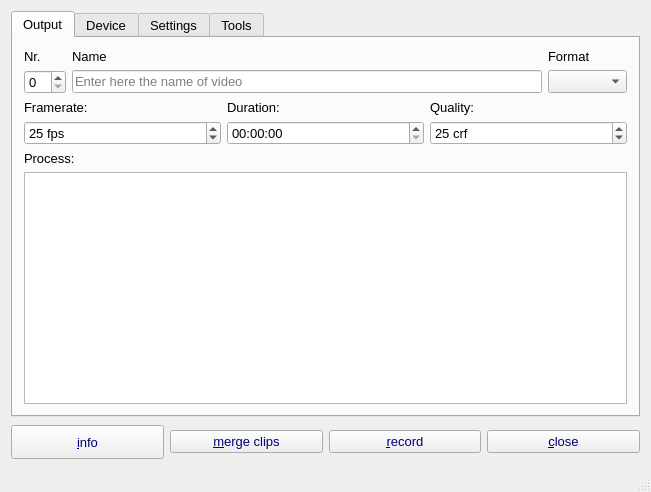
Before: the Qt Designer form mainwindow.ui in fasa1964/screenrecorder, drawn with Qt 5.
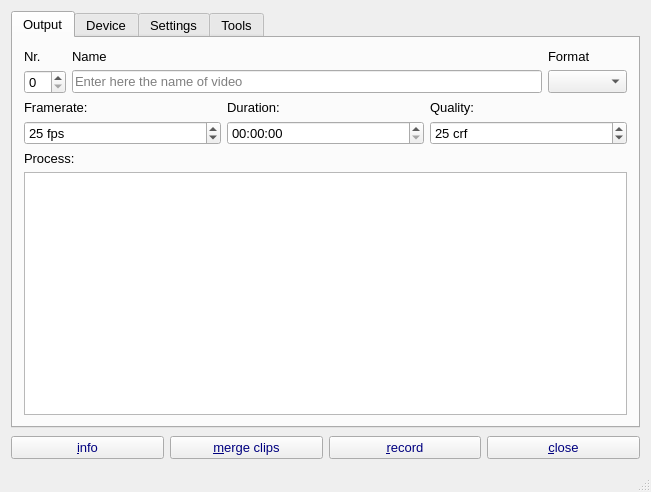
After: the same form once the commit is applied. Icons and pictures are not drawn. Custom widgets are drawn as their Qt base class.

```diff
--- a/mainwindow.ui
+++ b/mainwindow.ui
@@ -32,8 +32,8 @@
        <widget class="QPushButton" name="infoButton">
         <property name="minimumSize">
          <size>
-          <width>84</width>
-          <height>34</height>
+          <width>0</width>
+          <height>0</height>
          </size>
         </property>
         <property name="palette">
@@ -76,6 +76,16 @@
         <property name="text">
          <string>&amp;info</string>
         </property>
+        <property name="icon">
+         <iconset resource="images.qrc">
+          <normaloff>:/screenrecorder-info.png</normaloff>:/screenrecorder-info.png</iconset>
+        </property>
+        <property name="iconSize">
+         <size>
+          <width>32</width>
+          <height>32</height>
+         </size>
+        </property>
        </widget>
       </item>
       <item>
@@ -177,6 +187,12 @@
          <iconset resource="images.qrc">
           <normaloff>:/start.ico</normaloff>:/start.ico</iconset>
         </property>
+        <property name="iconSize">
+         <size>
+          <width>32</width>
+          <height>32</height>
+         </size>
+        </property>
         <property name="shortcut">
          <string>Ctrl+R</string>
         </property>
@@ -224,6 +240,16 @@
         <property name="text">
          <string>&amp;close</string>
         </property>
+        <property name="icon">
+         <iconset resource="images.qrc">
+          <normaloff>:/scrrenrecprder-on-off.png</normaloff>:/scrrenrecprder-on-off.png</iconset>
+        </property>
+        <property name="iconSize">
+         <size>
+          <width>32</width>
+          <height>32</height>
+         </size>
+        </property>
        </widget>
       </item>
      </layout>
```
